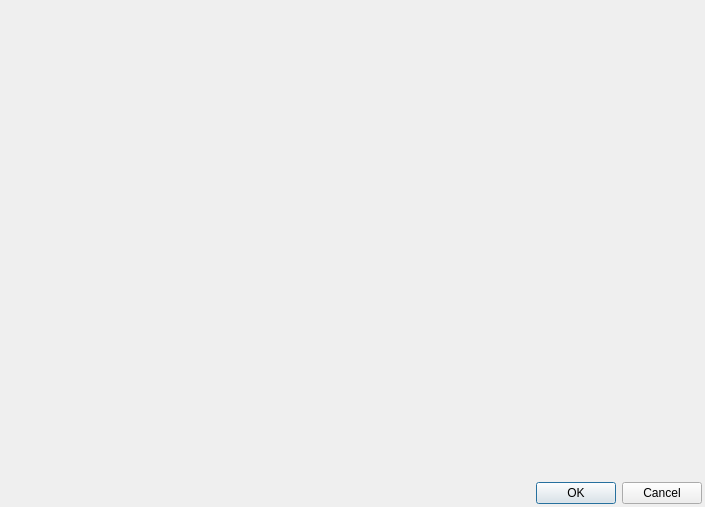
Before: the Qt Designer form displayplotdialog.ui in PauloCarvalhoRJ/gammaray, drawn with Qt 5.
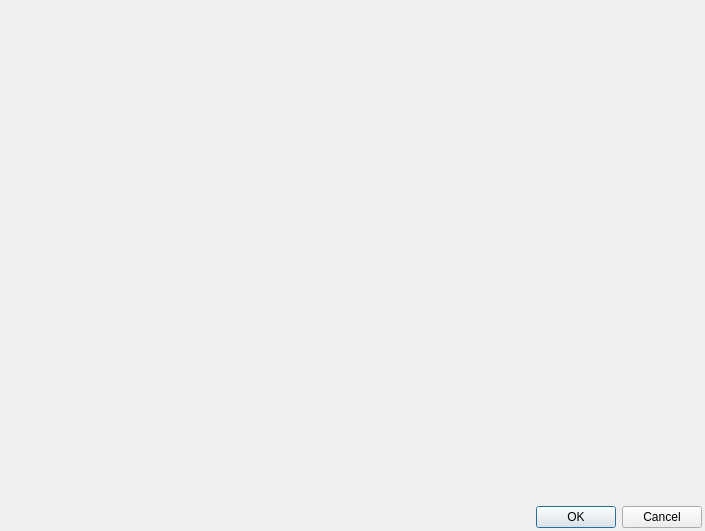
After: the same form once the commit is applied.

The edit to the form file:
```diff
--- a/displayplotdialog.ui
+++ b/displayplotdialog.ui
@@ -30,7 +30,14 @@
     <number>3</number>
    </property>
    <item>
-    <widget class="QWidget" name="widgetPlace" native="true"/>
+    <widget class="QWidget" name="widgetPlace" native="true">
+     <property name="minimumSize">
+      <size>
+       <width>600</width>
+       <height>500</height>
+      </size>
+     </property>
+    </widget>
    </item>
    <item>
     <widget class="QDialogButtonBox" name="buttonBox">
```
